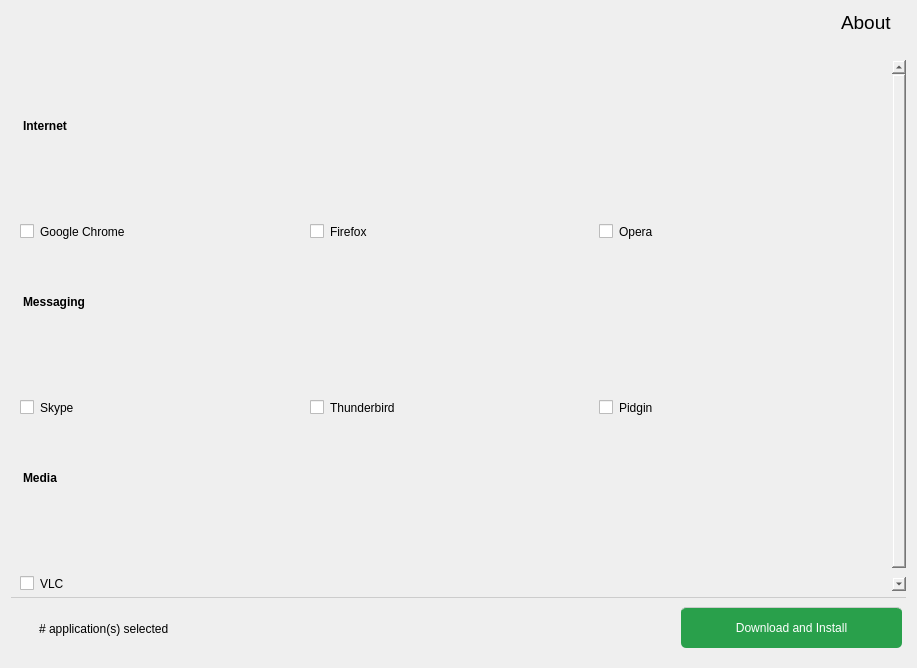
First picture: the form in assets/qt_ui/main_screen.ui, repository shahlin/Linite, before the edit.
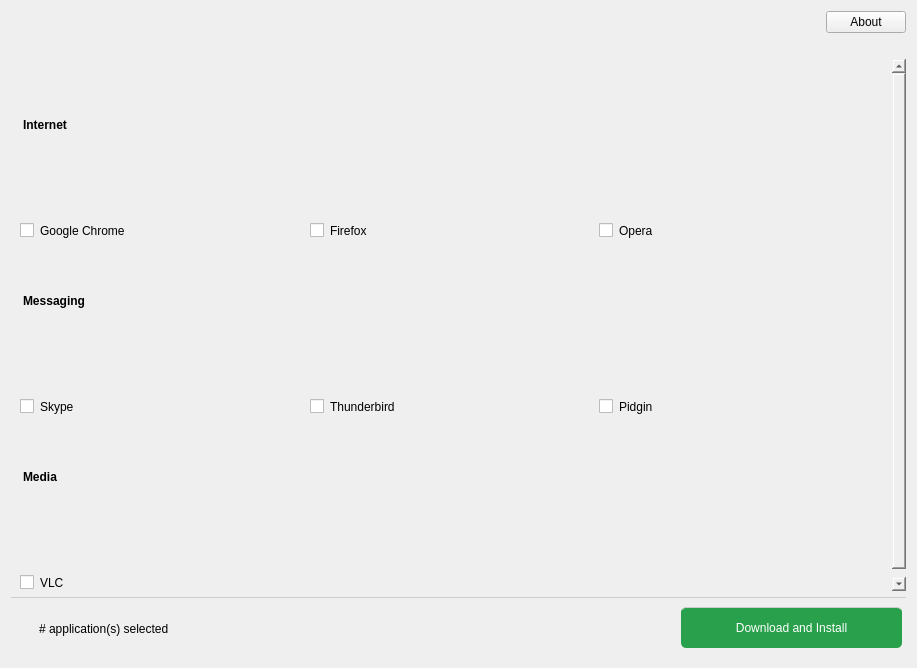
Second picture: the form after the edit. Icons and pictures are not drawn.

Commit message: Download complete; Success Dialog; About Dialog

Patch:
```diff
--- a/assets/qt_ui/main_screen.ui
+++ b/assets/qt_ui/main_screen.ui
@@ -38,41 +38,14 @@
      </property>
     </widget>
    </item>
-   <item row="1" column="0" colspan="2">
+   <item row="1" column="0" colspan="3">
     <widget class="QLabel" name="separator_label">
      <property name="text">
       <string>&lt;html&gt;&lt;head/&gt;&lt;body&gt;&lt;p&gt;&lt;img src=&quot;:/app/icons/app/separator.png&quot;/&gt;&lt;/p&gt;&lt;/body&gt;&lt;/html&gt;</string>
      </property>
     </widget>
    </item>
-   <item row="0" column="1">
-    <widget class="QLabel" name="about_label">
-     <property name="maximumSize">
-      <size>
-       <width>65</width>
-       <height>16777215</height>
-      </size>
-     </property>
-     <property name="font">
-      <font>
-       <family>Cantarell</family>
-       <pointsize>14</pointsize>
-       <weight>50</weight>
-       <bold>false</bold>
-      </font>
-     </property>
-     <property name="cursor">
-      <cursorShape>PointingHandCursor</cursorShape>
-     </property>
-     <property name="text">
-      <string>About</string>
-     </property>
-     <property name="margin">
-      <number>5</number>
-     </property>
-    </widget>
-   </item>
-   <item row="2" column="0" colspan="2">
+   <item row="2" column="0" colspan="3">
     <widget class="QScrollArea" name="apps_container">
      <property name="styleSheet">
       <string notr="true">border:none;</string>
@@ -288,7 +261,7 @@
      </widget>
     </widget>
    </item>
-   <item row="3" column="0" colspan="2">
+   <item row="3" column="0" colspan="3">
     <widget class="QFrame" name="frame">
      <property name="minimumSize">
       <size>
@@ -350,6 +323,19 @@
      </widget>
     </widget>
    </item>
+   <item row="0" column="2">
+    <widget class="QPushButton" name="about_btn">
+     <property name="sizePolicy">
+      <sizepolicy hsizetype="Fixed" vsizetype="Fixed">
+       <horstretch>0</horstretch>
+       <verstretch>0</verstretch>
+      </sizepolicy>
+     </property>
+     <property name="text">
+      <string>About</string>
+     </property>
+    </widget>
+   </item>
   </layout>
  </widget>
  <resources>
```
The commit also changes 7 other files.
